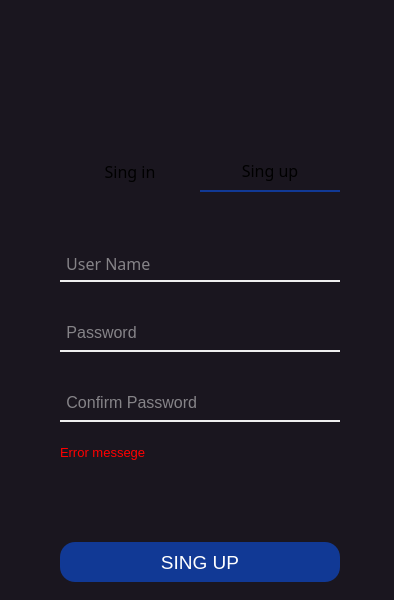
Above: designer/auth.ui from OleksiiMartseniuk/movie_desktop before the change. Below: the same form after it.
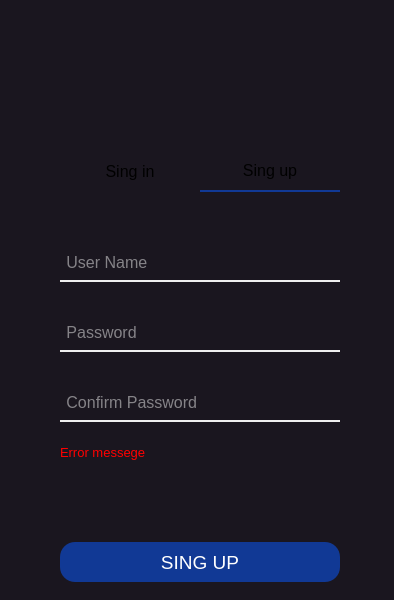
That is the form after the change. The open tabs and pages were chosen to show the change. Icons and pictures are not drawn.

Patch:
```diff
--- a/designer/auth.ui
+++ b/designer/auth.ui
@@ -46,7 +46,6 @@
    </property>
    <property name="font">
     <font>
-     <family>Archivo Medium</family>
      <pointsize>12</pointsize>
      <italic>false</italic>
      <bold>false</bold>
@@ -295,7 +294,6 @@
      </property>
      <property name="font">
       <font>
-       <family>Archivo Medium</family>
        <pointsize>12</pointsize>
        <italic>false</italic>
        <bold>false</bold>
```
